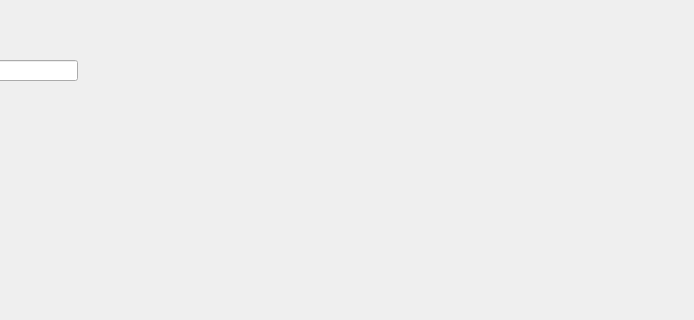
Qt form ZhikharevVar8/mainwindow.ui (LowArtem/QtProject) before a commit; both pictures show x 533 to 1227 and y 0 to 320 of the 1227 by 664 pixel window.
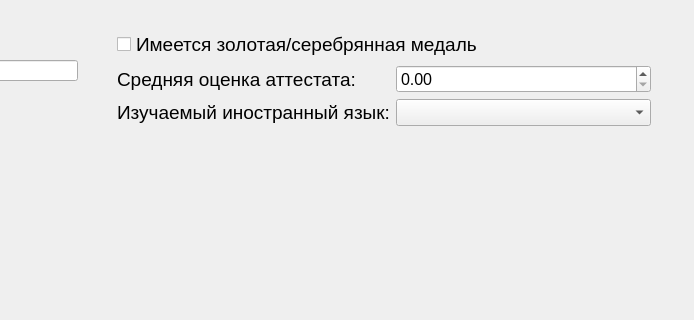
The same form after that commit. Icons and pictures are not drawn.

Commit message: Add field SchoolData in UI

```diff
--- a/ZhikharevVar8/mainwindow.ui
+++ b/ZhikharevVar8/mainwindow.ui
@@ -182,6 +182,100 @@
      </layout>
     </widget>
    </widget>
+   <widget class="QWidget" name="">
+    <property name="geometry">
+     <rect>
+      <x>650</x>
+      <y>30</y>
+      <width>534</width>
+      <height>111</height>
+     </rect>
+    </property>
+    <layout class="QFormLayout" name="schoolLayout">
+     <item row="0" column="0" colspan="2">
+      <widget class="QCheckBox" name="medalCB">
+       <property name="font">
+        <font>
+         <family>Tahoma</family>
+         <pointsize>14</pointsize>
+        </font>
+       </property>
+       <property name="text">
+        <string>Имеется золотая/серебрянная медаль</string>
+       </property>
+      </widget>
+     </item>
+     <item row="1" column="0">
+      <widget class="QLabel" name="averageScoreLabel">
+       <property name="font">
+        <font>
+         <family>Tahoma</family>
+         <pointsize>14</pointsize>
+        </font>
+       </property>
+       <property name="text">
+        <string>Средняя оценка аттестата:</string>
+       </property>
+      </widget>
+     </item>
+     <item row="1" column="1">
+      <widget class="QDoubleSpinBox" name="averageScoreDB"/>
+     </item>
+     <item row="2" column="0">
+      <widget class="QLabel" name="foreignLangLabel">
+       <property name="font">
+        <font>
+         <family>Tahoma</family>
+         <pointsize>14</pointsize>
+        </font>
+       </property>
+       <property name="text">
+        <string>Изучаемый иностранный язык:</string>
+       </property>
+      </widget>
+     </item>
+     <item row="2" column="1">
+      <widget class="QComboBox" name="foreignLangCombBox">
+       <property name="maxCount">
+        <number>6</number>
+       </property>
+       <property name="placeholderText">
+        <string>Изучаемый иностранный язык</string>
+       </property>
+       <item>
+        <property name="text">
+         <string>Английский</string>
+        </property>
+       </item>
+       <item>
+        <property name="text">
+         <string>Немецкий</string>
+        </property>
+       </item>
+       <item>
+        <property name="text">
+         <string>Французский</string>
+        </property>
+       </item>
+       <item>
+        <property name="text">
+         <string>Корейский</string>
+        </property>
+       </item>
+       <item>
+        <property name="text">
+         <string>Китайский</string>
+        </property>
+       </item>
+       <item>
+        <property name="text">
+         <string>Японский</string>
+        </property>
+       </item>
+      </widget>
+     </item>
+    </layout>
+   </widget>
   </widget>
   <widget class="QMenuBar" name="menubar">
    <property name="geometry">
```
